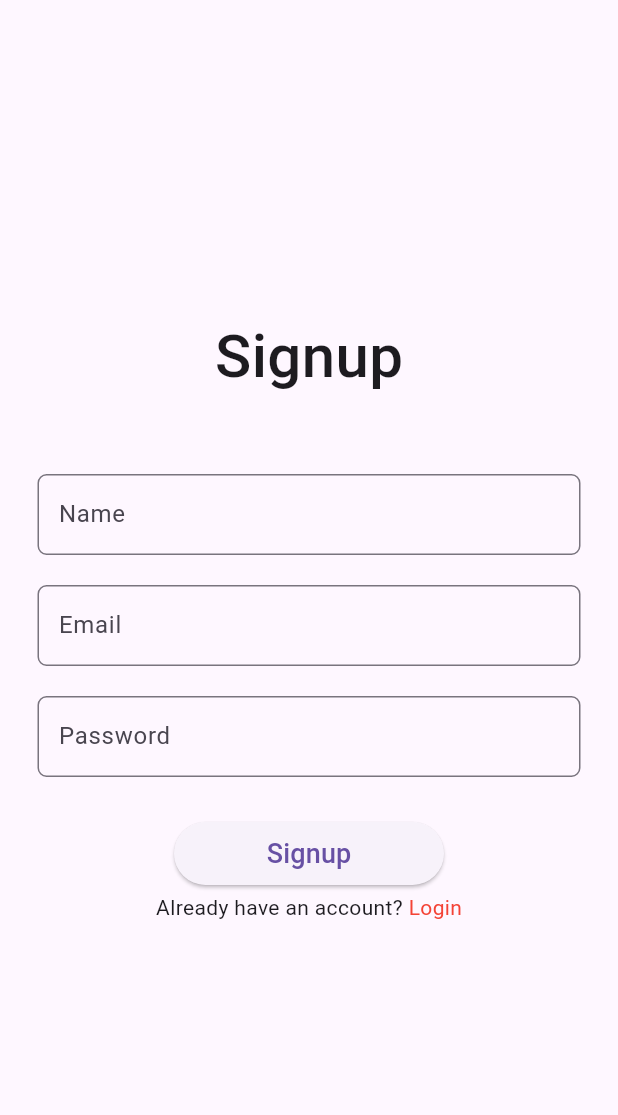
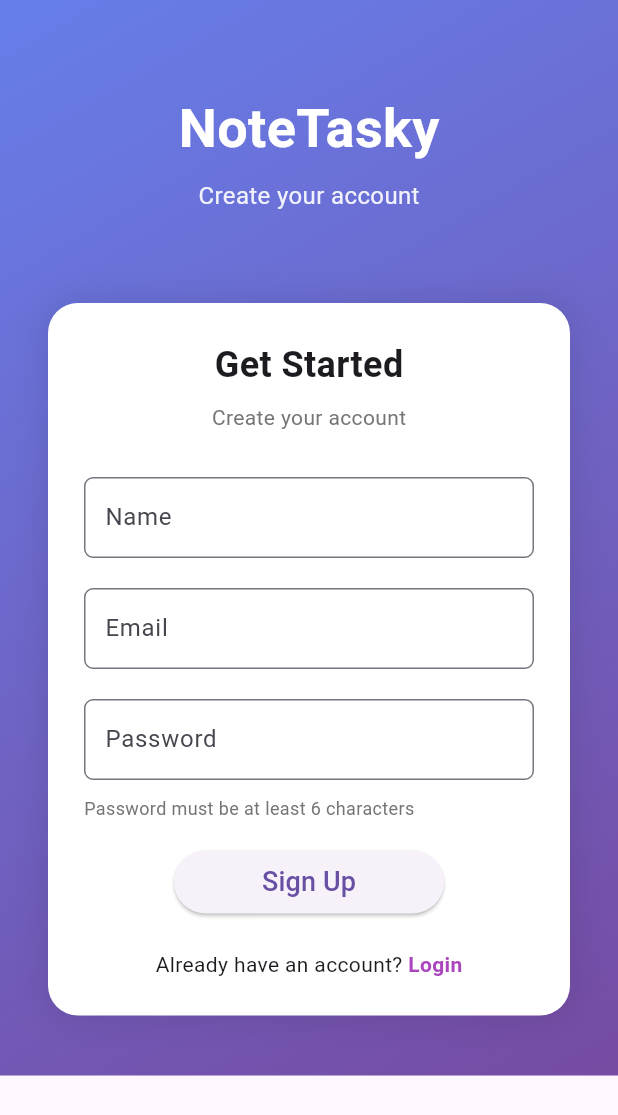
Before and after one commit to Chackooze/note-tasky-ver2, a Flutter app: the SignupScreen screen opened directly, on a phone screen of 412 x 824 dp. Shown: the top 1115 px of the screen. Run offline on Flutter 3.47's test engine with Material 3 defaults, Android fonts, the phone set to English and light mode, and no system bars; our stand-ins replace cloud_firestore, firebase_auth, firebase_core; accounts and stored records are empty.

Commit message:
signup_screen.dart

```diff
--- a/lib/auth/signup_screen.dart
+++ b/lib/auth/signup_screen.dart
@@ -1,5 +1,4 @@
 import 'dart:developer';
-
 import 'package:flutter/material.dart';
 import 'package:note_tasky_ver2/auth/auth_service.dart';
 import 'package:note_tasky_ver2/auth/login_screen.dart';
@@ -16,69 +15,177 @@ class SignupScreen extends StatefulWidget {
 
 class _SignupScreenState extends State<SignupScreen> {
   final _auth = AuthService();
-
   final _name = TextEditingController();
   final _email = TextEditingController();
   final _password = TextEditingController();
-
   bool _isLoading = false;
+  bool _obscurePassword = true;
 
   @override
   void dispose() {
-    super.dispose();
     _name.dispose();
     _email.dispose();
     _password.dispose();
+    super.dispose();
   }
 
   @override
   Widget build(BuildContext context) {
     return Scaffold(
-      body: Padding(
-        padding: const EdgeInsets.symmetric(horizontal: 25),
+      body: Container(
+        decoration: const BoxDecoration(
+          gradient: LinearGradient(
+            begin: Alignment.topLeft,
+            end: Alignment.bottomRight,
+            colors: [Color(0xFF667eea), Color(0xFF764ba2)],
+          ),
+        ),
+        child: SafeArea(
+          child: SingleChildScrollView(
+            child: Padding(
+              padding: const EdgeInsets.symmetric(horizontal: 32),
               child: Column(
                 children: [
-            const Spacer(),
-            const Text("Signup",
-                style: TextStyle(fontSize: 40, fontWeight: FontWeight.w500)),
-            const SizedBox(
-              height: 50,
+                  const SizedBox(height: 60),
+                  // App Logo/Title
+                  const Text(
+                    "NoteTasky",
+                    style: TextStyle(
+                      fontSize: 36,
+                      fontWeight: FontWeight.bold,
+                      color: Colors.white,
                     ),
+                  ),
+                  const SizedBox(height: 8),
+                  Text(
+                    "Create your account",
+                    style: TextStyle(
+                      fontSize: 16,
+                      color: Colors.white.withOpacity(0.9),
+                    ),
+                  ),
+                  const SizedBox(height: 60),
+
+                  // Signup Card
+                  Container(
+                    padding: const EdgeInsets.all(24),
+                    decoration: BoxDecoration(
+                      color: Colors.white,
+                      borderRadius: BorderRadius.circular(20),
+                      boxShadow: [
+                        BoxShadow(
+                          color: Colors.black.withOpacity(0.1),
+                          blurRadius: 20,
+                          spreadRadius: 2,
+                        ),
+                      ],
+                    ),
+                    child: Column(
+                      children: [
+                        const Text(
+                          "Get Started",
+                          style: TextStyle(
+                            fontSize: 24,
+                            fontWeight: FontWeight.bold,
+                          ),
+                        ),
+                        const SizedBox(height: 8),
+                        Text(
+                          "Create your account",
+                          style: TextStyle(
+                            fontSize: 14,
+                            color: Colors.grey[600],
+                          ),
+                        ),
+                        const SizedBox(height: 30),
+
+                        // Name Field
                         CustomTextField(
-              hint: "Enter Name",
+                          hint: "Enter your name",
                           label: "Name",
                           controller: _name,
+                          prefixIcon: Icons.person,
+                          keyboardType: TextInputType.text,
+                          obscureText: false,
                         ),
                         const SizedBox(height: 20),
+
+                        // Email Field
                         CustomTextField(
-              hint: "Enter Email",
+                          hint: "Enter your email",
                           label: "Email",
                           controller: _email,
+                          prefixIcon: Icons.email,
+                          keyboardType: TextInputType.emailAddress,
+                          obscureText: false,
                         ),
                         const SizedBox(height: 20),
+
+                        // Password Field
                         CustomTextField(
-              hint: "Enter Password",
+                          hint: "Enter your password",
                           label: "Password",
                           isPassword: true,
+                          obscureText: _obscurePassword,
                           controller: _password,
+                          prefixIcon: Icons.lock,
+                          keyboardType: TextInputType.text,
                         ),
-            const SizedBox(height: 30),
+                        const SizedBox(height: 10),
+
+                        // Password Requirements
+                        Align(
+                          alignment: Alignment.centerLeft,
+                          child: Text(
+                            "Password must be at least 6 characters",
+                            style: TextStyle(
+                              fontSize: 12,
+                              color: Colors.grey[600],
+                            ),
+                          ),
+                        ),
+                        const SizedBox(height: 20),
+
+                        // Signup Button
                         _isLoading
                             ? const CircularProgressIndicator()
                             : CustomButton(
-                    label: "Signup",
+                                label: "Sign Up",
                                 onPressed: _signup,
+                                gradient: const LinearGradient(
+                                  colors: [
+                                    Color(0xFF667eea),
+                                    Color(0xFF764ba2),
+                                  ],
                                 ),
-            const SizedBox(height: 5),
-            Row(mainAxisAlignment: MainAxisAlignment.center, children: [
+                              ),
+                        const SizedBox(height: 24),
+
+                        // Login Prompt
+                        Row(
+                          mainAxisAlignment: MainAxisAlignment.center,
+                          children: [
                             const Text("Already have an account? "),
                             InkWell(
                               onTap: () => goToLogin(context),
-                child: const Text("Login", style: TextStyle(color: Colors.red)),
-              )
-            ]),
-            const Spacer()
+                              child: Text(
+                                "Login",
+                                style: TextStyle(
+                                  color: Colors.purple[400],
+                                  fontWeight: FontWeight.bold,
+                                ),
+                              ),
+                            ),
                           ],
+                        ),
+                      ],
+                    ),
+                  ),
+                  const SizedBox(height: 40),
+                ],
+              ),
+            ),
+          ),
         ),
       ),
     );
@@ -95,7 +202,6 @@ class _SignupScreenState extends State<SignupScreen> {
   );
 
   _signup() async {
-    // Validate input
     if (_name.text.trim().isEmpty) {
       _showError("Please enter your name");
       return;
@@ -116,9 +222,7 @@ class _SignupScreenState extends State<SignupScreen> {
       return;
     }
 
-    setState(() {
-      _isLoading = true;
-    });
+    setState(() => _isLoading = true);
 
     try {
       final user = await _auth.createUserWithEmailAndPassword(
@@ -134,9 +238,9 @@ class _SignupScreenState extends State<SignupScreen> {
     } catch (e) {
       _showError("Failed to create account: ${e.toString()}");
     } finally {
-      setState(() {
-        _isLoading = false;
-      });
+      if (mounted) {
+        setState(() => _isLoading = false);
+      }
     }
   }
 
@@ -145,6 +249,8 @@ class _SignupScreenState extends State<SignupScreen> {
       SnackBar(
         content: Text(message),
         backgroundColor: Colors.red,
+        behavior: SnackBarBehavior.floating,
+        shape: RoundedRectangleBorder(borderRadius: BorderRadius.circular(10)),
       ),
     );
   }
```
Lines whose indentation alone changed are shown as unchanged.
